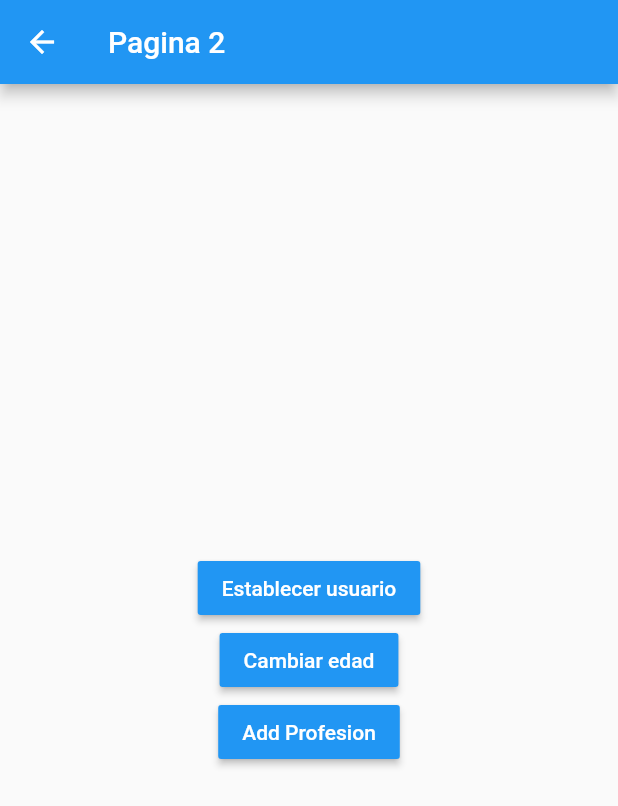
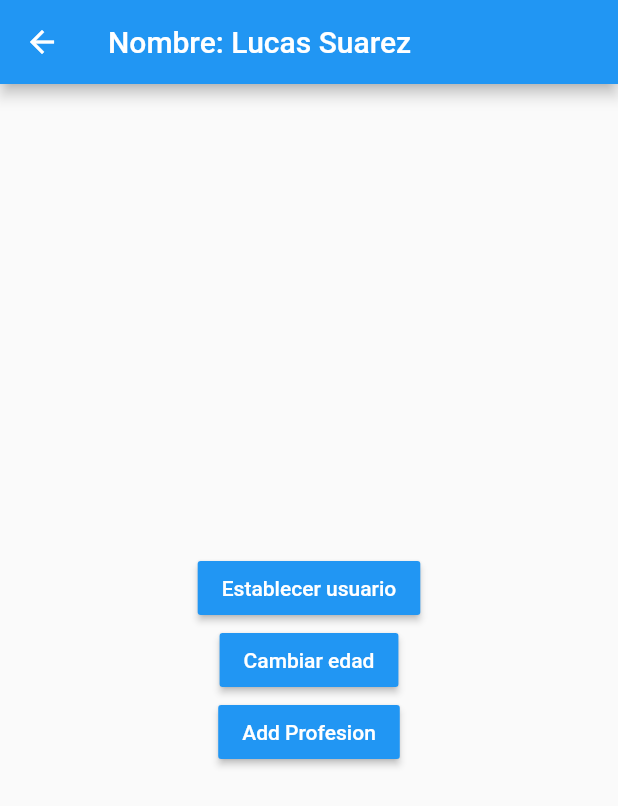
Before and after one commit to lrlucas/flutter_estados, a Flutter app: the Pagina2Page screen opened by its route, after a tap on "Establecer usuario", on a phone screen of 412 x 824 dp. Shown: the top 806 px of the screen. Run offline on Flutter 3.47's test engine with Material 2 defaults, Android fonts, the light colour scheme and no system bars.

Commit message:
se agrego un singleton para el manejo de estados

```diff
--- a/lib/models/usuario.dart
+++ b/lib/models/usuario.dart
@@ -1,7 +1,10 @@
+import 'package:meta/meta.dart';
+
 class Usuario {
   String nombre;
   int edad;
   List<String> profesiones;
 
-  Usuario({this.nombre, this.edad, this.profesiones});
+  Usuario({@required this.nombre, this.edad, this.profesiones})
+      : assert(nombre != null);
 }
--- a/lib/pages/pagina1_page.dart
+++ b/lib/pages/pagina1_page.dart
@@ -1,4 +1,6 @@
 import 'package:flutter/material.dart';
+import 'package:flutter_state_singleton/models/usuario.dart';
+import 'package:flutter_state_singleton/services/usuario_services.dart';
 
 class Pagina1Page extends StatelessWidget {
   @override
@@ -7,7 +9,18 @@ class Pagina1Page extends StatelessWidget {
       appBar: AppBar(
         title: Text('Pagina 1'),
       ),
-      body: InformacionUsuario(),
+      body: StreamBuilder(
+        stream: usuarioService.usuarioStream,
+        builder: (BuildContext context, AsyncSnapshot<Usuario> snapshot) {
+          return snapshot.hasData
+              ? InformacionUsuario(
+                  usuario: snapshot.data,
+                )
+              : Center(
+                  child: Text('No hay informacion del usuario'),
+                );
+        },
+      ),
       floatingActionButton: FloatingActionButton(
         child: Icon(Icons.accessibility_new),
         onPressed: () {
@@ -19,8 +32,11 @@ class Pagina1Page extends StatelessWidget {
 }
 
 class InformacionUsuario extends StatelessWidget {
+  final Usuario usuario;
+
   const InformacionUsuario({
     Key key,
+    this.usuario,
   }) : super(key: key);
 
   @override
@@ -38,10 +54,10 @@ class InformacionUsuario extends StatelessWidget {
             ),
             Divider(),
             ListTile(
-              title: Text('Nombre: '),
+              title: Text('Nombre: ${this.usuario.nombre}'),
             ),
             ListTile(
-              title: Text('Edad: '),
+              title: Text('Edad: ${this.usuario.edad}'),
             ),
             Text(
               'General',
--- a/lib/pages/pagina2_page.dart
+++ b/lib/pages/pagina2_page.dart
@@ -1,11 +1,20 @@
 import 'package:flutter/material.dart';
+import 'package:flutter_state_singleton/models/usuario.dart';
+import 'package:flutter_state_singleton/services/usuario_services.dart';
 
 class Pagina2Page extends StatelessWidget {
   @override
   Widget build(BuildContext context) {
     return Scaffold(
         appBar: AppBar(
-          title: Text('Pagina 2'),
+          title: StreamBuilder(
+            stream: usuarioService.usuarioStream,
+            builder: (BuildContext context, AsyncSnapshot<Usuario> snapshot) {
+              return snapshot.hasData
+                  ? Text('Nombre: ${snapshot.data.nombre}')
+                  : Text('Pagina 2');
+            },
+          ),
         ),
         body: Center(
           child: Column(
@@ -17,7 +26,13 @@ class Pagina2Page extends StatelessWidget {
                   style: TextStyle(color: Colors.white),
                 ),
                 color: Colors.blue,
-                onPressed: () {},
+                onPressed: () {
+                  final nuevoUsuario = new Usuario(
+                    nombre: 'Lucas Suarez',
+                    edad: 26,
+                  );
+                  usuarioService.cargarUsuario(nuevoUsuario);
+                },
               ),
               MaterialButton(
                 child: Text(
@@ -25,7 +40,9 @@ class Pagina2Page extends StatelessWidget {
                   style: TextStyle(color: Colors.white),
                 ),
                 color: Colors.blue,
-                onPressed: () {},
+                onPressed: () {
+                  usuarioService.cambiarEdad(20);
+                },
               ),
               MaterialButton(
                 child: Text(
--- /dev/null
+++ b/lib/services/usuario_services.dart
@@ -0,0 +1,29 @@
+import 'dart:async';
+
+import 'package:flutter_state_singleton/models/usuario.dart';
+
+class _UsuarioService {
+  Usuario _usuario;
+  StreamController<Usuario> _usuarioStreamController =
+      new StreamController<Usuario>.broadcast();
+
+  Usuario get usuario => this._usuario;
+  bool get existeUsuario => (this._usuario != null) ? true : false;
+  Stream<Usuario> get usuarioStream => _usuarioStreamController.stream;
+
+  void cargarUsuario(Usuario user) {
+    this._usuario = user;
+    this._usuarioStreamController.add(user);
+  }
+
+  void cambiarEdad(int edad) {
+    this._usuario.edad = edad;
+    this._usuarioStreamController.add(this._usuario);
+  }
+
+  dispose() {
+    this._usuarioStreamController?.close();
+  }
+}
+
+final usuarioService = new _UsuarioService();
```
